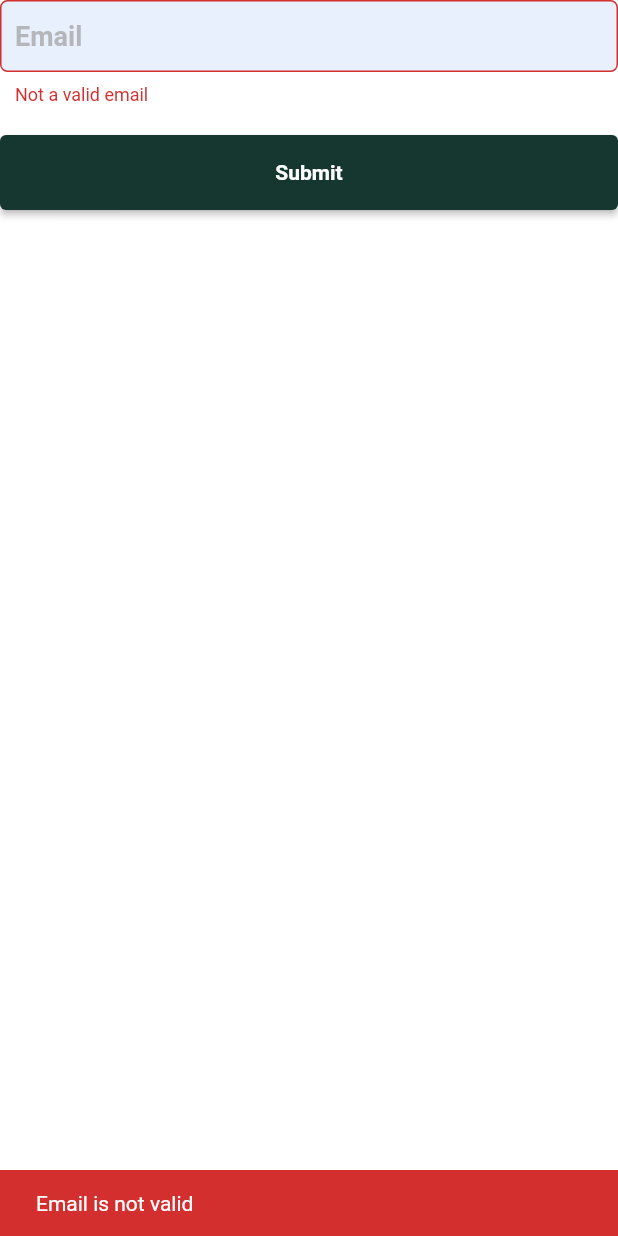
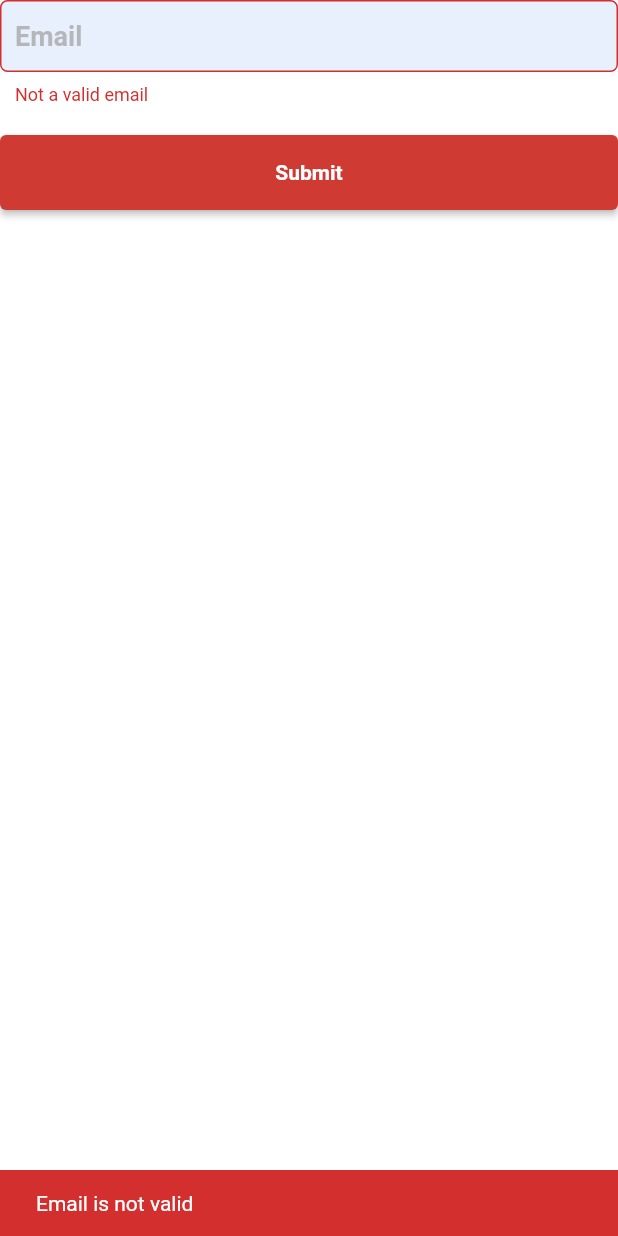
Before and after one commit to redapiro/apiro_flutter_auth, a Flutter app: the ForgotPasswordScreen widget shown alone on an empty page, opened directly with empty values, after a tap on "Submit", on a phone screen of 412 x 824 dp. Run offline on Flutter 3.47's test engine with Material 2 defaults, Android fonts, the phone set to English and light mode, and no system bars; our stand-ins replace cached_network_image, image_picker; Roboto replaces fonts that are missing (OpenSans).

Commit message:
Update forgot_password_form.dart

```diff
--- a/lib/widget/forgot_password/forgot_password_form.dart
+++ b/lib/widget/forgot_password/forgot_password_form.dart
@@ -55,7 +55,7 @@ class _ForgotPasswordScreenState extends State<ForgotPasswordScreen> {
           SizedBox(height: 20),
           if (this.isLoading) CircularProgressIndicator(),
           if (!this.isLoading)
-            AdaptiveElevatedButton(buttonBackgroundColor: AppColors.greenColor,
+            AdaptiveElevatedButton(buttonBackgroundColor: AppColors.primaryColor,
               text: "Submit",
               onPressed: _trySubmit,
             ),
```
